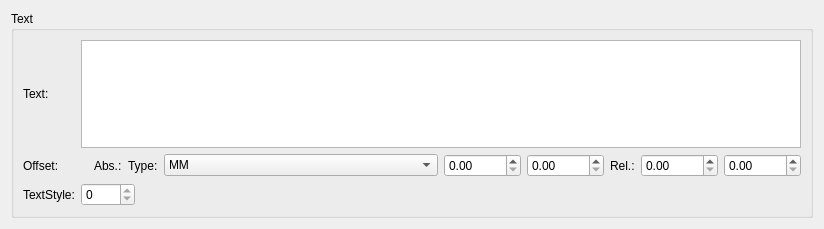
First picture: the form in mscore/mscore/text.ui, repository musescore/musescore-old, before the edit.
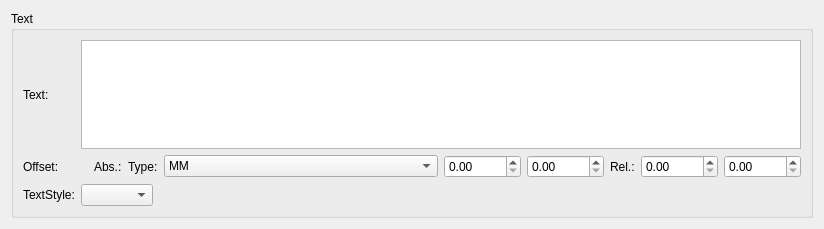
Second picture: the form after the edit.

Patch:
```diff
--- a/mscore/mscore/text.ui
+++ b/mscore/mscore/text.ui
@@ -156,17 +156,7 @@
       <item row="2" column="1" >
        <layout class="QHBoxLayout" >
         <item>
-         <widget class="QSpinBox" name="textStyle" >
-          <property name="readOnly" >
-           <bool>true</bool>
-          </property>
-          <property name="minimum" >
-           <number>-1</number>
-          </property>
-          <property name="maximum" >
-           <number>9999</number>
-          </property>
-         </widget>
+         <widget class="QComboBox" name="textStyle" />
         </item>
         <item>
          <spacer>
```
